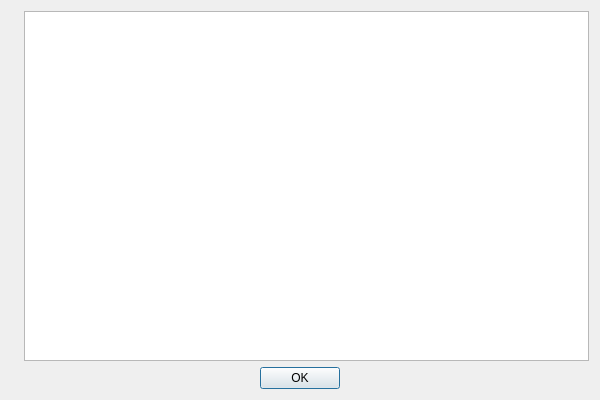
Qt form aboutdialog.ui (sa666666/harmonycart) before a commit.
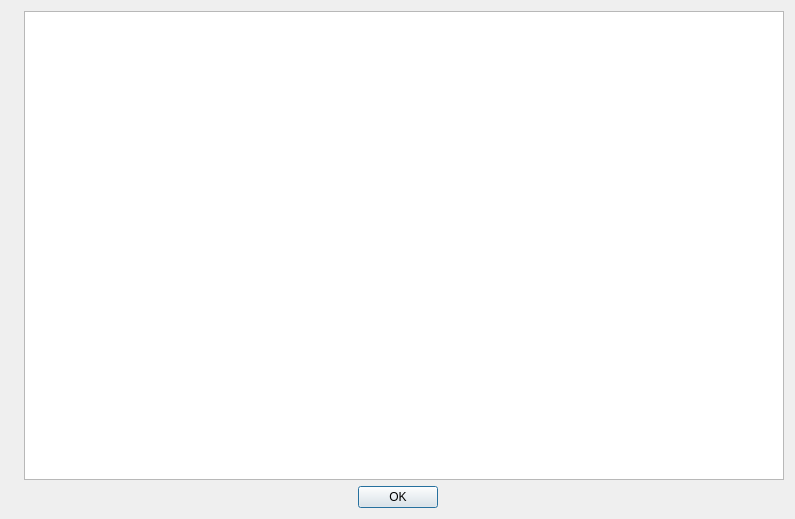
The same form after that commit. Icons and pictures are not drawn.

Commit message: Fix annoying progressdialog from popping up at app startup.

```diff
--- a/aboutdialog.ui
+++ b/aboutdialog.ui
@@ -6,8 +6,8 @@
    <rect>
     <x>0</x>
     <y>0</y>
-    <width>600</width>
-    <height>400</height>
+    <width>795</width>
+    <height>519</height>
    </rect>
   </property>
   <property name="minimumSize">
```
The commit also changes 2 other files.
